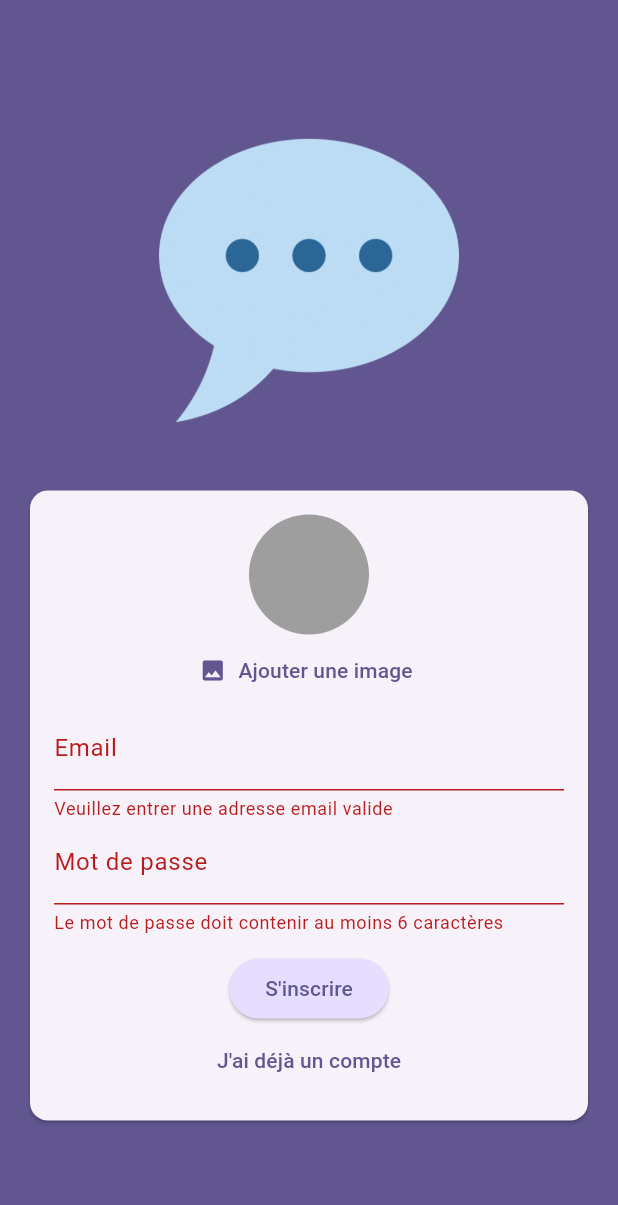
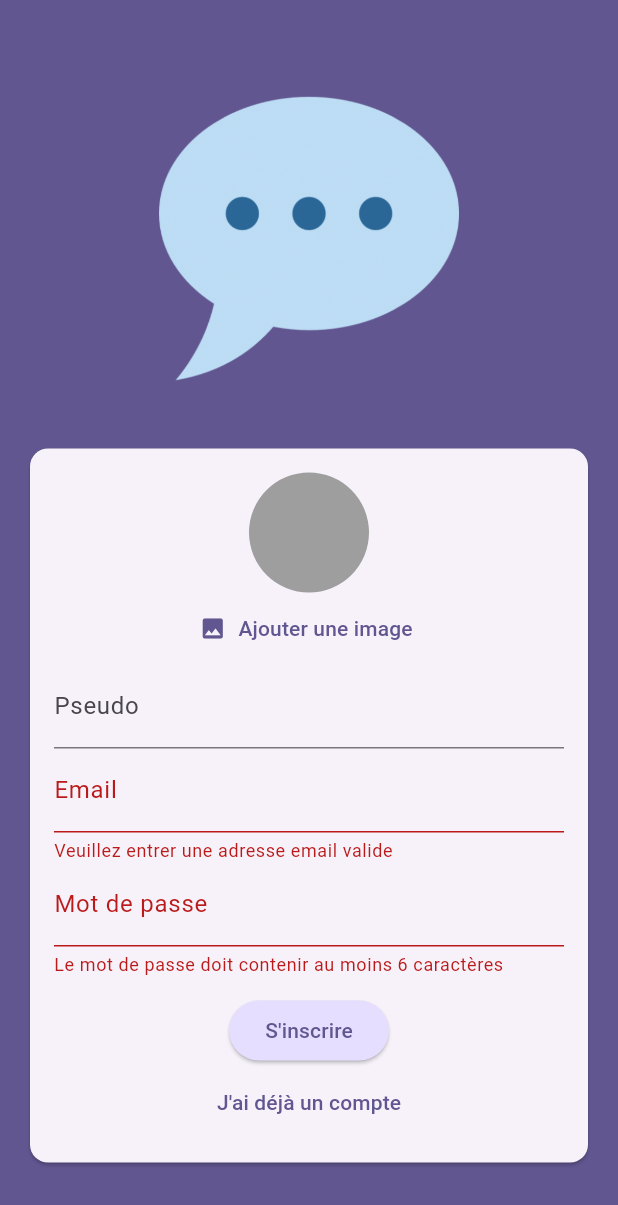
Before and after one commit to UnknownChick/chat-app-flutter, a Flutter app: the screen it shows after launch, after a tap on "Connexion", after a tap on "Créer un compte", on a phone screen of 412 x 824 dp. Shown: the top 1205 px of the screen. Run offline on Flutter 3.47's test engine with Material 3 defaults, Android fonts, the phone set to English and light mode, and no system bars; our stand-ins replace cloud_firestore, firebase_auth, firebase_core, firebase_storage, flutter_dotenv, image_picker; accounts and stored records are empty.

Commit message:
feat(create user): add username field and save data

```diff
--- a/lib/screens/auth.dart
+++ b/lib/screens/auth.dart
@@ -21,6 +21,7 @@ class _AuthScreenState extends State<AuthScreen> {
   var _isLogin = true; // permet de créer une variable pour le chargement
   var _enteredMail = ''; // permet de créer une variable pour le mail
   var _enteredPassword = ''; // permet de créer une variable pour le mot de passe
+  var _enteredUsername = ''; // permet de créer une variable pour le pseudo
   File? _selectedImage; // permet de créer une variable pour l'image
   var _isAuthenticating = false; // permet de créer une variable pour le chargement
 
@@ -54,7 +55,7 @@ class _AuthScreenState extends State<AuthScreen> {
         String resolvedImageUrl = await imageUrl;
 
         await FirebaseFirestore.instance.collection('users').doc(userCredentials.user!.uid).set({ // permet de créer un dossier pour l'image
-          'username': 'to',
+          'username': _enteredUsername,
           'email': _enteredMail,
           'image_url': resolvedImageUrl,
         });
@@ -109,6 +110,22 @@ class _AuthScreenState extends State<AuthScreen> {
                               _selectedImage = pickedImage; // permet de créer une variable pour l'image
                             },
                           ),
+                          if (!_isLogin)
+                            TextFormField(
+                              decoration: const InputDecoration(
+                                labelText: 'Pseudo',
+                              ),
+                              enableSuggestions: false, // pas de suggestion
+                              validator: (value) {
+                                if (value == null || value.isEmpty || value.trim().length < 4) { // permet de vérifier si le champ est vide ou si il contient moins de 4 caractères
+                                  return 'Le pseudo doit contenir au moins 4 caractères';
+                                }
+                                return null;
+                              },
+                              onSaved: (value) {
+                                _enteredUsername = value!; // permet de sauvegarder la valeur du champ
+                              },
+                            ),
                           TextFormField(
                             decoration: const InputDecoration(
                               labelText: 'Email',
```
